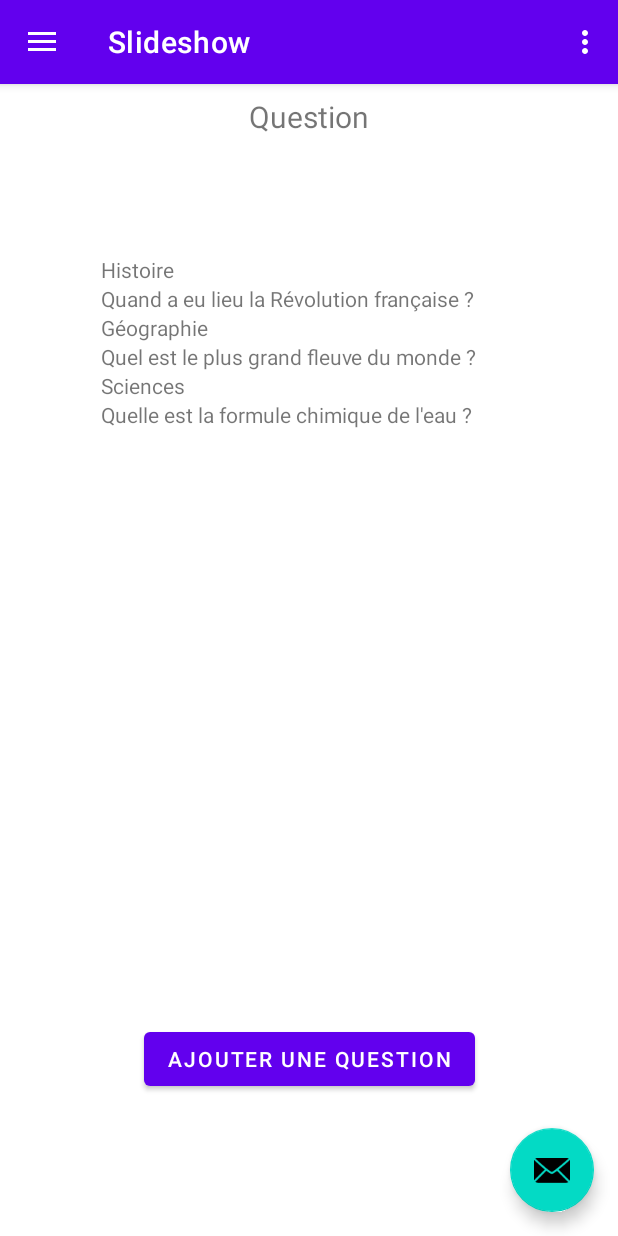
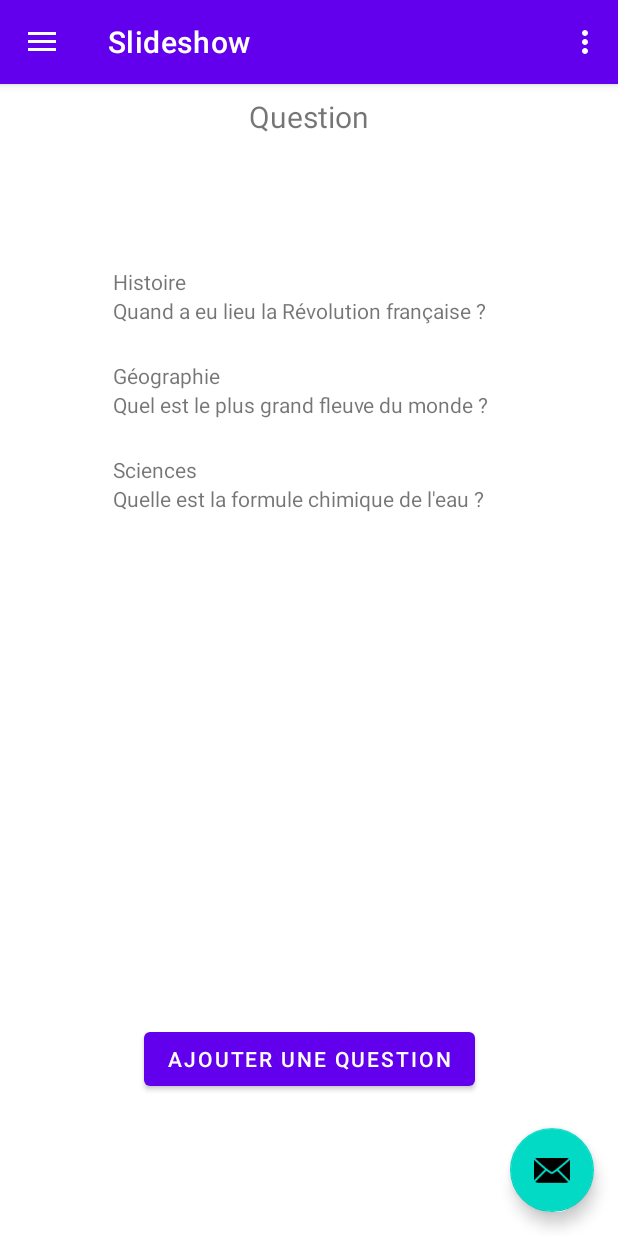
Before and after one commit to L-Antre-des-Loutres/OtterMinded, an Android app: the screen it shows after launch (MainActivity), in the side drawer, after a tap on "Slideshow", on a phone screen of 412 x 824 dp. Run offline under Robolectric (Android 15) with nearby library versions, the phone set to English and light mode, and no system bars; our stand-ins replace navigation-ui.

```diff
--- /dev/null
+++ b/app/src/main/java/com/example/otterminded/CreateQuestionActivity.kt
@@ -0,0 +1,4 @@
+package com.example.otterminded
+
+class CreateQuestionActivity {
+}
--- a/app/src/main/java/com/example/otterminded/ui/slideshow/SlideshowFragment.kt
+++ b/app/src/main/java/com/example/otterminded/ui/slideshow/SlideshowFragment.kt
@@ -1,18 +1,23 @@
 package com.example.otterminded.ui.slideshow
 
 import QuestionAdapter
+import android.content.Intent
 import android.os.Bundle
 import android.view.LayoutInflater
 import android.view.View
 import android.view.ViewGroup
+import android.view.animation.AnimationUtils
+import android.widget.Button
 import android.widget.TextView
 import androidx.fragment.app.Fragment
 import androidx.lifecycle.ViewModelProvider
 import androidx.recyclerview.widget.LinearLayoutManager
 import androidx.recyclerview.widget.RecyclerView
+import com.example.otterminded.CreateQuestionActivity
 import com.example.otterminded.R
 import com.example.otterminded.databinding.FragmentSlideshowBinding
 import com.example.otterminded.models.DAOInitializer
+
 
 class SlideshowFragment : Fragment() {
 
@@ -55,6 +60,16 @@ class SlideshowFragment : Fragment() {
         // Liaison de l'adaptateur avec le RecyclerView
         recyclerView.adapter = adapter
 
+        // Référence du bouton dans le layout
+        val createQuestionButton: Button = root.findViewById(R.id.createQuestionButton)
+
+        // Ajout d'un OnClickListener au bouton
+        createQuestionButton.setOnClickListener {
+            // Intent pour démarrer l'activité de création de question
+            val intent = Intent(requireContext(), CreateQuestionActivity::class.java)
+            startActivity(intent)
+        }
+
         return root
     }
 
@@ -62,4 +77,5 @@ class SlideshowFragment : Fragment() {
         super.onDestroyView()
         _binding = null
     }
+
 }
--- /dev/null
+++ b/app/src/main/res/drawable/clickable_border.xml
@@ -0,0 +1,19 @@
+<?xml version="1.0" encoding="utf-8"?>
+<selector xmlns:android="http://schemas.android.com/apk/res/android">
+    <item android:state_pressed="true">
+        <shape android:shape="rectangle">
+            <solid android:color="#CCCCCC" />
+            <corners android:radius="8dp" />
+            <padding
+                android:left="8dp"
+                android:top="8dp"
+                android:right="8dp"
+                android:bottom="8dp" />
+        </shape>
+    </item>
+    <item>
+        <shape android:shape="rectangle">
+            <solid android:color="@android:color/transparent" />
+        </shape>
+    </item>
+</selector>
--- a/app/src/main/res/layout/fragment_slideshow.xml
+++ b/app/src/main/res/layout/fragment_slideshow.xml
@@ -33,7 +33,7 @@
         app:layout_constraintVertical_bias="0.209" />
 
     <Button
-        android:id="@+id/button"
+        android:id="@+id/createQuestionButton"
         android:layout_width="wrap_content"
         android:layout_height="wrap_content"
         android:text="Ajouter une question"
--- a/app/src/main/res/layout/item_question.xml
+++ b/app/src/main/res/layout/item_question.xml
@@ -4,16 +4,29 @@
     android:layout_height="wrap_content"
     android:orientation="vertical">
 
+    <!-- Layout pour encapsuler le thème et la question -->
+    <LinearLayout
+        android:layout_width="wrap_content"
+        android:layout_height="wrap_content"
+        android:orientation="vertical"
+        android:background="@drawable/clickable_border"
+        android:clickable="true"
+        android:padding="8dp"
+        android:layout_marginBottom="8dp">
+
+        <!-- TextView pour le thème -->
         <TextView
             android:id="@+id/themeTextView"
             android:layout_width="wrap_content"
             android:layout_height="wrap_content"
             android:text="Theme" />
 
+        <!-- TextView pour la question -->
         <TextView
             android:id="@+id/questionTextView"
             android:layout_width="wrap_content"
             android:layout_height="wrap_content"
-        android:text="Question" />
+            android:text="Question 1" />
 
     </LinearLayout>
+</LinearLayout>
```
Also changed, not shown: app/src/main/java/com/example/otterminded/SubmitQuestion.kt (+2 -55 lines), app/src/main/java/com/example/otterminded/ui/submitQuestion/SubmitQuestion.kt (added, +57 -0 lines). Lines whose indentation alone changed are shown as unchanged.
